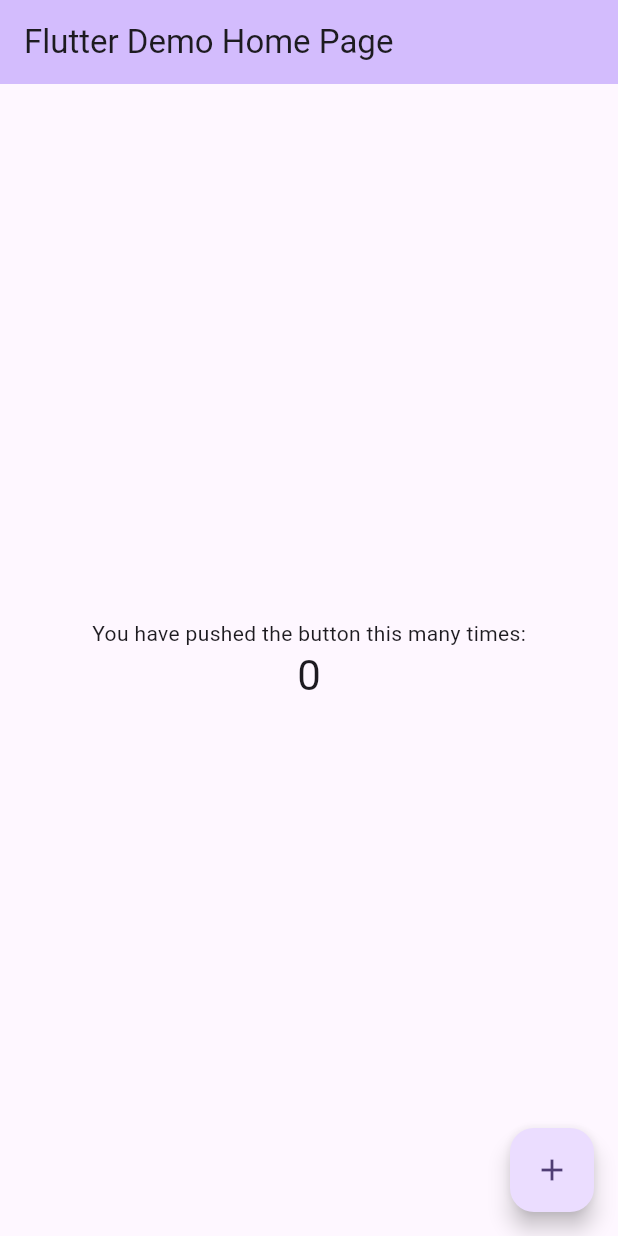
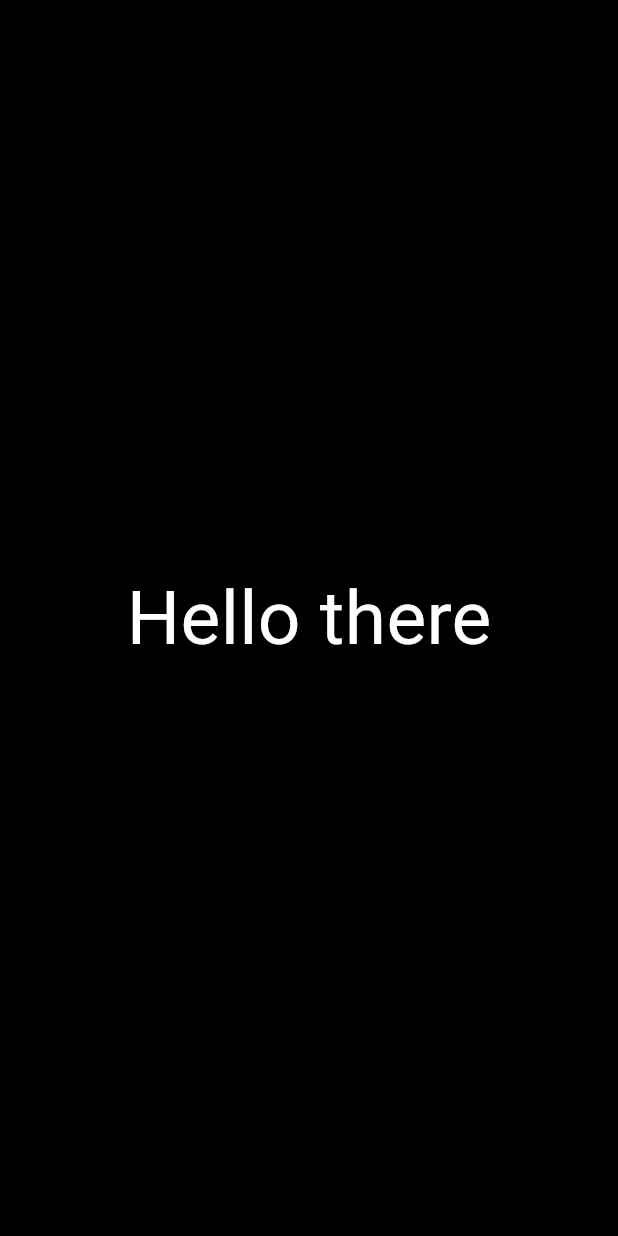
Before and after one commit to Kerollossameh2032001/generate_color, a Flutter app: the screen it shows after launch, on a phone screen of 412 x 824 dp. Run offline on Flutter 3.47's test engine with Material 2 defaults, Android fonts, the phone set to English and light mode, and no system bars.

Commit message:
generate color commit

```diff
--- /dev/null
+++ b/lib/core/constant_string.dart
@@ -0,0 +1,4 @@
+class ConstantString {
+  static const String appTitle = 'Generated Color';
+  static const String welcomeMessage = 'Hello there';
+}
--- /dev/null
+++ b/lib/core/constant_style.dart
@@ -0,0 +1,3 @@
+class ConstantStyle {
+  static const double textFontSize = 50;
+}
--- a/lib/main.dart
+++ b/lib/main.dart
@@ -1,4 +1,7 @@
 import 'package:flutter/material.dart';
+import 'package:generate_color/core/constant_string.dart';
+import 'package:generate_color/core/constant_style.dart';
+import 'package:generate_color/my_home_page.dart';
 
 void main() {
   runApp(const MyApp());
@@ -7,119 +10,20 @@ void main() {
 class MyApp extends StatelessWidget {
   const MyApp({super.key});
 
-  // This widget is the root of your application.
   @override
   Widget build(BuildContext context) {
     return MaterialApp(
-      title: 'Flutter Demo',
+      title: ConstantString.appTitle,
       theme: ThemeData(
-        // This is the theme of your application.
-        //
-        // TRY THIS: Try running your application with "flutter run". You'll see
-        // the application has a blue toolbar. Then, without quitting the app,
-        // try changing the seedColor in the colorScheme below to Colors.green
-        // and then invoke "hot reload" (save your changes or press the "hot
-        // reload" button in a Flutter-supported IDE, or press "r" if you used
-        // the command line to start the app).
-        //
-        // Notice that the counter didn't reset back to zero; the application
-        // state is not lost during the reload. To reset the state, use hot
-        // restart instead.
-        //
-        // This works for code too, not just values: Most code changes can be
-        // tested with just a hot reload.
-        colorScheme: ColorScheme.fromSeed(seedColor: Colors.deepPurple),
+        textTheme: const TextTheme(
+          bodyMedium: TextStyle(
+            fontSize: ConstantStyle.textFontSize,
+            color: Colors.white,
+          ),
+        ),
         useMaterial3: true,
       ),
-      home: const MyHomePage(title: 'Flutter Demo Home Page'),
+      home: const MyHomePage(),
     );
   }
 }
-
-class MyHomePage extends StatefulWidget {
-  const MyHomePage({super.key, required this.title});
-
-  // This widget is the home page of your application. It is stateful, meaning
-  // that it has a State object (defined below) that contains fields that affect
-  // how it looks.
-
-  // This class is the configuration for the state. It holds the values (in this
-  // case the title) provided by the parent (in this case the App widget) and
-  // used by the build method of the State. Fields in a Widget subclass are
-  // always marked "final".
-
-  final String title;
-
-  @override
-  State<MyHomePage> createState() => _MyHomePageState();
-}
-
-class _MyHomePageState extends State<MyHomePage> {
-  int _counter = 0;
-
-  void _incrementCounter() {
-    setState(() {
-      // This call to setState tells the Flutter framework that something has
-      // changed in this State, which causes it to rerun the build method below
-      // so that the display can reflect the updated values. If we changed
-      // _counter without calling setState(), then the build method would not be
-      // called again, and so nothing would appear to happen.
-      _counter++;
-    });
-  }
-
-  @override
-  Widget build(BuildContext context) {
-    // This method is rerun every time setState is called, for instance as done
-    // by the _incrementCounter method above.
-    //
-    // The Flutter framework has been optimized to make rerunning build methods
-    // fast, so that you can just rebuild anything that needs updating rather
-    // than having to individually change instances of widgets.
-    return Scaffold(
-      appBar: AppBar(
-        // TRY THIS: Try changing the color here to a specific color (to
-        // Colors.amber, perhaps?) and trigger a hot reload to see the AppBar
-        // change color while the other colors stay the same.
-        backgroundColor: Theme.of(context).colorScheme.inversePrimary,
-        // Here we take the value from the MyHomePage object that was created by
-        // the App.build method, and use it to set our appbar title.
-        title: Text(widget.title),
-      ),
-      body: Center(
-        // Center is a layout widget. It takes a single child and positions it
-        // in the middle of the parent.
-        child: Column(
-          // Column is also a layout widget. It takes a list of children and
-          // arranges them vertically. By default, it sizes itself to fit its
-          // children horizontally, and tries to be as tall as its parent.
-          //
-          // Column has various properties to control how it sizes itself and
-          // how it positions its children. Here we use mainAxisAlignment to
-          // center the children vertically; the main axis here is the vertical
-          // axis because Columns are vertical (the cross axis would be
-          // horizontal).
-          //
-          // TRY THIS: Invoke "debug painting" (choose the "Toggle Debug Paint"
-          // action in the IDE, or press "p" in the console), to see the
-          // wireframe for each widget.
-          mainAxisAlignment: MainAxisAlignment.center,
-          children: <Widget>[
-            const Text(
-              'You have pushed the button this many times:',
-            ),
-            Text(
-              '$_counter',
-              style: Theme.of(context).textTheme.headlineMedium,
-            ),
-          ],
-        ),
-      ),
-      floatingActionButton: FloatingActionButton(
-        onPressed: _incrementCounter,
-        tooltip: 'Increment',
-        child: const Icon(Icons.add),
-      ), // This trailing comma makes auto-formatting nicer for build methods.
-    );
-  }
-}
--- /dev/null
+++ b/lib/my_home_page.dart
@@ -0,0 +1,48 @@
+import 'dart:math';
+import 'package:flutter/material.dart';
+import 'package:generate_color/core/constant_string.dart';
+
+class MyHomePage extends StatefulWidget {
+  const MyHomePage({super.key});
+
+  @override
+  State<MyHomePage> createState() => _MyHomePageState();
+}
+
+class _MyHomePageState extends State<MyHomePage> {
+  int red = 0;
+  int green = 0;
+  int blue = 0;
+  double opacity = 1;
+  final int range = 255;
+  final Random random = Random();
+  Color _color = const Color.fromRGBO(0, 0, 0, 1);
+
+  void _generateRandomColor() {
+    red = random.nextInt(range);
+    green = random.nextInt(range);
+    blue = random.nextInt(range);
+    opacity = random.nextDouble();
+
+    setState(() {
+      _color = Color.fromRGBO(red, green, blue, opacity);
+    });
+  }
+
+  @override
+  Widget build(BuildContext context) {
+    return GestureDetector(
+      onTap: () {
+        _generateRandomColor();
+      },
+      child: Scaffold(
+        backgroundColor: _color,
+        body: const Center(
+          child: Text(
+            ConstantString.welcomeMessage,
+          ),
+        ),
+      ),
+    );
+  }
+}
```
